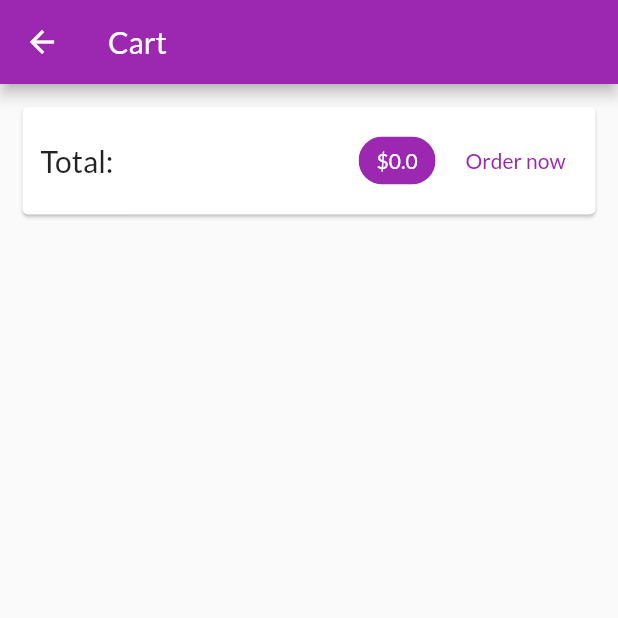
After one commit to Nimbo1999/flutter_shopping_app, a Flutter app: the CartScreen screen opened by its route, on a phone screen of 412 x 824 dp, the top half of it. The commit adds this screen. Run offline on Flutter 3.47's test engine with Material 2 defaults, Android fonts, the phone set to English and light mode, and no system bars; network calls fail.

Commit message:
Add the Cart Screen

```diff
--- a/lib/main.dart
+++ b/lib/main.dart
@@ -1,5 +1,6 @@
 import 'package:flutter/material.dart';
 import 'package:my_shop/providers/cart.dart';
+import 'package:my_shop/screens/cart_screen.dart';
 import 'package:my_shop/screens/product_detail_screen.dart';
 import 'package:my_shop/screens/products_overview_screen.dart';
 import 'package:provider/provider.dart';
@@ -30,6 +31,7 @@ class MyApp extends StatelessWidget {
         home: const ProductsOverviewScreen(),
         routes: {
           ProductDetailScreen.routeName: (ctx) => const ProductDetailScreen(),
+          CartScreen.routName: (context) => const CartScreen(),
         },
       ),
     );
--- a/lib/providers/cart.dart
+++ b/lib/providers/cart.dart
@@ -10,6 +10,13 @@ class Cart with ChangeNotifier {
 
   int get itemsCount {
     return _items.length;
+  }
+
+  double get totalAmout {
+    return _items.entries.fold(
+        0,
+        (previousValue, element) =>
+            previousValue + (element.value.price * element.value.quantity));
   }
 
   void addItem(String productId, double price, String title) {
--- /dev/null
+++ b/lib/screens/cart_screen.dart
@@ -0,0 +1,49 @@
+import 'package:flutter/material.dart';
+import 'package:my_shop/providers/cart.dart';
+import 'package:provider/provider.dart';
+
+class CartScreen extends StatelessWidget {
+  static const routName = 'CartScreen';
+  const CartScreen({Key? key}) : super(key: key);
+
+  @override
+  Widget build(BuildContext context) {
+    final Cart cart = Provider.of<Cart>(context);
+
+    return Scaffold(
+      appBar: AppBar(title: const Text('Cart')),
+      body: Column(
+        children: [
+          Card(
+            margin: const EdgeInsets.all(15),
+            child: Padding(
+              padding: const EdgeInsets.all(12),
+              child: Row(
+                mainAxisAlignment: MainAxisAlignment.spaceBetween,
+                crossAxisAlignment: CrossAxisAlignment.center,
+                children: [
+                  const Text(
+                    'Total:',
+                    style: TextStyle(fontSize: 20),
+                  ),
+                  const Spacer(),
+                  Chip(
+                    label: Text(
+                      '\$${cart.totalAmout}',
+                      style: const TextStyle(color: Colors.white),
+                    ),
+                    backgroundColor: Theme.of(context).colorScheme.primary,
+                  ),
+                  const SizedBox(
+                    width: 12,
+                  ),
+                  TextButton(onPressed: () {}, child: const Text('Order now'))
+                ],
+              ),
+            ),
+          )
+        ],
+      ),
+    );
+  }
+}
--- a/lib/screens/products_overview_screen.dart
+++ b/lib/screens/products_overview_screen.dart
@@ -1,5 +1,6 @@
 import 'package:flutter/material.dart';
 import 'package:my_shop/providers/cart.dart';
+import 'package:my_shop/screens/cart_screen.dart';
 import 'package:my_shop/widgets/badge.dart';
 import 'package:provider/provider.dart';
 
@@ -54,7 +55,9 @@ class _ProductsOverviewScreenState extends State<ProductsOverviewScreen> {
                 Badge(value: cart.itemsCount.toString(), child: child!),
             child: IconButton(
               icon: const Icon(Icons.shopping_cart),
-              onPressed: () {},
+              onPressed: () {
+                Navigator.of(context).pushNamed(CartScreen.routName);
+              },
             ),
           )
         ],
```
